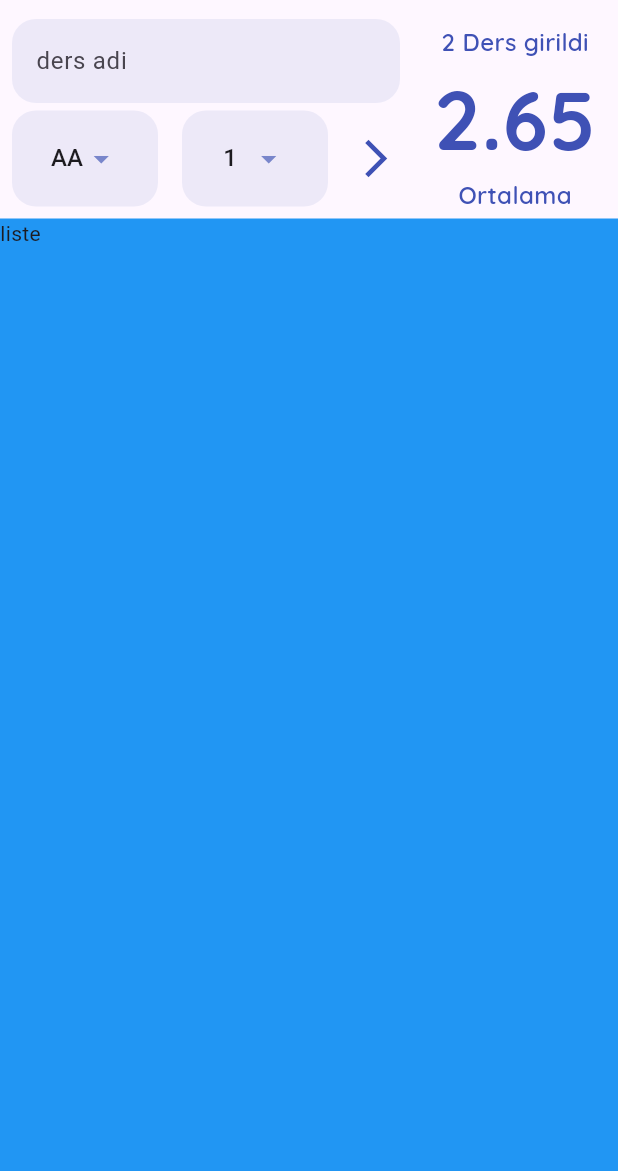
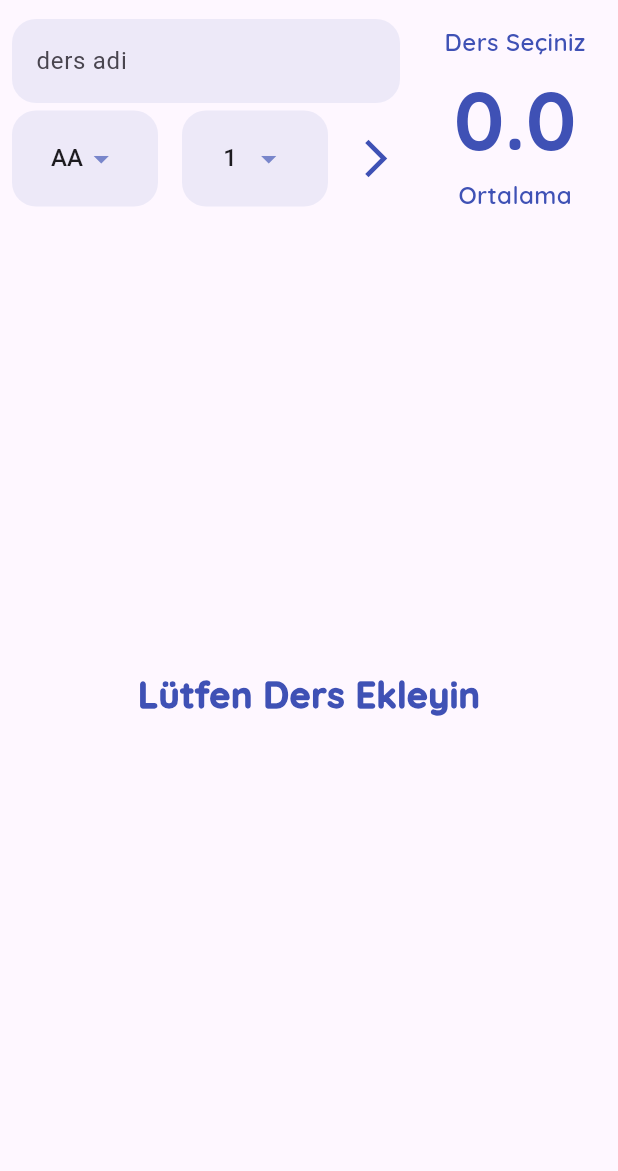
Before and after one commit to Cahidenuryalcin/ortalamaHesaplamaApp, a Flutter app: the screen it shows after launch, on a phone screen of 412 x 824 dp, the part 65-1236 px from its top. Run offline on Flutter 3.47's test engine with Material 3 defaults, Android fonts, the phone set to English and light mode, and no system bars; our stand-ins replace google_fonts.

Commit message:
02.04.24

```diff
--- a/lib/helper/data_helper.dart
+++ b/lib/helper/data_helper.dart
@@ -5,6 +5,18 @@ class DataHelper {
 
 
   static List<Ders> tumEklenenDersler= [];
+
+  static double ortalamaHesapla(){
+    double toplamNot=0;
+    double toplamKredi=0;
+
+    tumEklenenDersler.forEach((element) {
+      toplamNot = toplamNot + ( element.kredi * element.harfDegeri);
+      toplamKredi+= element.kredi;
+    });
+
+    return toplamNot/toplamKredi;
+  }
 
   static dersEkle(Ders ders){
     tumEklenenDersler.add(ders);
--- /dev/null
+++ b/lib/widgets/ders_listesi.dart
@@ -0,0 +1,53 @@
+import 'package:dinamik_ortalama_hesaplama_app/app_constanst.dart';
+import 'package:dinamik_ortalama_hesaplama_app/helper/data_helper.dart';
+import 'package:dinamik_ortalama_hesaplama_app/model/ders.dart';
+import 'package:flutter/material.dart';
+
+class DersListesi extends StatelessWidget {
+  final Function onElemenCikarildi;
+  const DersListesi({super.key, required this.onElemenCikarildi});
+
+  @override
+  Widget build(BuildContext context) {
+    List<Ders> tumDersler = DataHelper.tumEklenenDersler;
+
+    return tumDersler.length > 0
+        ? ListView.builder(
+            itemCount: tumDersler.length,
+            itemBuilder: (context, index) {
+              return Dismissible(
+                key: UniqueKey(),
+                direction: DismissDirection.endToStart,
+                onDismissed: (a) {
+                 onElemenCikarildi(index);
+                },
+                child: Padding(
+                  padding: const EdgeInsets.all(2.0),
+                  child: Card(
+                    child: ListTile(
+                      title: Text(tumDersler[index].dersAdi),
+                      leading: CircleAvatar(
+                        backgroundColor: Sabitler.anaRenk,
+                        child: Text(
+                          (tumDersler[index].harfDegeri *
+                                  tumDersler[index].kredi)
+                              .toStringAsFixed(0),
+                          style: TextStyle(color: Colors.white54),
+                        ),
+                      ),
+                      subtitle: Text(
+                          "${tumDersler[index].kredi} Kredi, Not Değeri ${tumDersler[index].harfDegeri}"),
+                    ),
+                  ),
+                ),
+              );
+            })
+        : Container(
+            child: Center(
+                child: Text(
+              "Lütfen Ders Ekleyin",
+              style: Sabitler.baslikStyle,
+            )),
+          );
+  }
+}
--- /dev/null
+++ b/lib/widgets/harf_dropdown.dart
@@ -0,0 +1,40 @@
+import 'package:dinamik_ortalama_hesaplama_app/app_constanst.dart';
+import 'package:dinamik_ortalama_hesaplama_app/helper/data_helper.dart';
+import 'package:flutter/material.dart';
+
+class HarfDropDown extends StatefulWidget {
+  const HarfDropDown({super.key, required this.onHarfSecildi});
+
+  final Function onHarfSecildi;
+
+  @override
+  State<HarfDropDown> createState() => _HarfDropDownState();
+}
+
+class _HarfDropDownState extends State<HarfDropDown> {
+  double secilenHarfDeger = 4;
+  @override
+  Widget build(BuildContext context) {
+    return Container(
+      alignment: Alignment.center,
+      padding: Sabitler.dropdownPadding,
+      decoration: BoxDecoration(
+        color: Sabitler.anaRenk.shade100.withOpacity(0.3),
+        borderRadius: Sabitler.borderRadius,
+      ),
+      child: DropdownButton<double>(
+        value: secilenHarfDeger,
+        elevation: 16,
+        iconEnabledColor: Sabitler.anaRenk.shade300,
+        onChanged: (deger) {
+          setState(() {
+            secilenHarfDeger = deger!;
+            widget.onHarfSecildi(secilenHarfDeger);
+          });
+        },
+        underline: Container(),
+        items: DataHelper.tumDerslerinHafleri(),
+      ),
+    );
+  }
+}
--- /dev/null
+++ b/lib/widgets/kredi_dropdown.dart
@@ -0,0 +1,40 @@
+import 'package:dinamik_ortalama_hesaplama_app/app_constanst.dart';
+import 'package:dinamik_ortalama_hesaplama_app/helper/data_helper.dart';
+import 'package:flutter/material.dart';
+
+class KrediDropdown extends StatefulWidget {
+  const KrediDropdown({super.key, required this.onKrediSecildi});
+
+  final Function onKrediSecildi;
+
+  @override
+  State<KrediDropdown> createState() => _KrediDropdownState();
+}
+
+class _KrediDropdownState extends State<KrediDropdown> {
+  double secilenKrediDeger = 1;
+  @override
+  Widget build(BuildContext context) {
+    return Container(
+      alignment: Alignment.center,
+      padding: Sabitler.dropdownPadding,
+      decoration: BoxDecoration(
+        color: Sabitler.anaRenk.shade100.withOpacity(0.3),
+        borderRadius: Sabitler.borderRadius,
+      ),
+      child: DropdownButton<double>(
+        value: secilenKrediDeger,
+        elevation: 16,
+        iconEnabledColor: Sabitler.anaRenk.shade300,
+        onChanged: (deger) {
+          setState(() {
+            secilenKrediDeger = deger!;
+            widget.onKrediSecildi(secilenKrediDeger);
+          });
+        },
+        underline: Container(),
+        items: DataHelper.tumDerslerinKredileri(),
+      ),
+    );
+  }
+}
--- a/lib/widgets/ortalama_hesapla_page.dart
+++ b/lib/widgets/ortalama_hesapla_page.dart
@@ -1,6 +1,9 @@
 import 'package:dinamik_ortalama_hesaplama_app/app_constanst.dart';
 import 'package:dinamik_ortalama_hesaplama_app/helper/data_helper.dart';
 import 'package:dinamik_ortalama_hesaplama_app/model/ders.dart';
+import 'package:dinamik_ortalama_hesaplama_app/widgets/ders_listesi.dart';
+import 'package:dinamik_ortalama_hesaplama_app/widgets/harf_dropdown.dart';
+import 'package:dinamik_ortalama_hesaplama_app/widgets/kredi_dropdown.dart';
 import 'package:dinamik_ortalama_hesaplama_app/widgets/ortalama_goster.dart';
 import 'package:flutter/cupertino.dart';
 import 'package:flutter/material.dart';
@@ -19,11 +22,12 @@ class _OrtalamaHesaplaPageState extends State<OrtalamaHesaplaPage> {
   double secilenHarfDeger = 4;
   double secilenKrediDeger = 1;
 
-  String girilenDersAdi="";
+  String girilenDersAdi = "";
 
   @override
   Widget build(BuildContext context) {
     return Scaffold(
+      resizeToAvoidBottomInset: false,
       appBar: AppBar(
         backgroundColor: Colors.transparent,
         title: Center(
@@ -44,16 +48,24 @@ class _OrtalamaHesaplaPageState extends State<OrtalamaHesaplaPage> {
               ),
               Expanded(
                 flex: 1,
-                child: OrtalamaGoster(ortalama: 2.65, dersSayisi: 2),
+                child: OrtalamaGoster(
+                    ortalama: DataHelper.ortalamaHesapla(),
+                    dersSayisi: DataHelper.tumEklenenDersler.length),
               ),
             ],
           ),
           Expanded(
-            child: Container(
-              child: Text("liste"),
-              color: Colors.blue,
+
+              child: DersListesi(
+                onElemenCikarildi: (index) {
+                  DataHelper.tumEklenenDersler.removeAt(index);
+                  setState(() {
+
+                  });
+                },
+              ),
             ),
-          ),
+
         ],
       ),
     );
@@ -77,13 +89,21 @@ class _OrtalamaHesaplaPageState extends State<OrtalamaHesaplaPage> {
               Expanded(
                 child: Padding(
                   padding: Sabitler.yatayPadding8,
-                  child: _buildHarfler(),
+                  child: HarfDropDown(
+                    onHarfSecildi: (harf){
+                      secilenHarfDeger=harf;
+                    },
+                  ),
                 ),
               ),
               Expanded(
                 child: Padding(
                   padding: Sabitler.yatayPadding8,
-                  child: _buildkrediler(),
+                  child: KrediDropdown(
+                    onKrediSecildi: (kredi){
+                      secilenKrediDeger=kredi;
+                    },
+                  ),
                 ),
               ),
               IconButton(
@@ -104,77 +124,38 @@ class _OrtalamaHesaplaPageState extends State<OrtalamaHesaplaPage> {
     return TextFormField(
       onSaved: (deger) {
         setState(() {
-          girilenDersAdi =deger!;
+          girilenDersAdi = deger!;
         });
       },
       validator: (s) {
-        if (s!.length<=0) {
+        if (s!.length <= 0) {
           return "Ders adını giriniz";
-        }else{
+        } else {
           return null;
         }
       },
       decoration: InputDecoration(
         hintText: "ders adi",
-        border: OutlineInputBorder(borderRadius: Sabitler.borderRadius, borderSide: BorderSide.none),
+        border: OutlineInputBorder(
+            borderRadius: Sabitler.borderRadius, borderSide: BorderSide.none),
         filled: true,
         fillColor: Sabitler.anaRenk.shade100.withOpacity(0.3),
       ),
     );
   }
 
-  _buildHarfler() {
-    return Container(
-      alignment: Alignment.center,
-      padding: Sabitler.dropdownPadding,
-      decoration: BoxDecoration(
-        color: Sabitler.anaRenk.shade100.withOpacity(0.3),
-        borderRadius: Sabitler.borderRadius,
-      ),
-      child: DropdownButton<double>(
-        value: secilenHarfDeger,
-        elevation: 16,
-        iconEnabledColor: Sabitler.anaRenk.shade300,
-        onChanged: (deger) {
-          setState(() {
-            secilenHarfDeger = deger!;
-          });
-        },
-        underline: Container(),
-        items: DataHelper.tumDerslerinHafleri(),
-      ),
-    );
-  }
 
-  _buildkrediler() {
-    return Container(
-      alignment: Alignment.center,
-      padding: Sabitler.dropdownPadding,
-      decoration: BoxDecoration(
-        color: Sabitler.anaRenk.shade100.withOpacity(0.3),
-        borderRadius: Sabitler.borderRadius,
-      ),
-      child: DropdownButton<double>(
-        value: secilenKrediDeger,
-        elevation: 16,
-        iconEnabledColor: Sabitler.anaRenk.shade300,
-        onChanged: (deger) {
-          setState(() {
-            secilenKrediDeger = deger!;
-          });
-        },
-        underline: Container(),
-        items: DataHelper.tumDerslerinKredileri(),
-      ),
-    );
-  }
+
 
   void _dersEkleVeOrtalamaHesapla() {
     if (formKey.currentState!.validate()) {
       formKey.currentState!.save();
-      var eklenecekDers= Ders(dersAdi:girilenDersAdi, harfDegeri:secilenHarfDeger, kredi: secilenKrediDeger);
+      var eklenecekDers = Ders(
+          dersAdi: girilenDersAdi,
+          harfDegeri: secilenHarfDeger,
+          kredi: secilenKrediDeger);
       DataHelper.dersEkle(eklenecekDers);
-      print(DataHelper.tumEklenenDersler);
+      setState(() {});
     }
   }
 }
```
